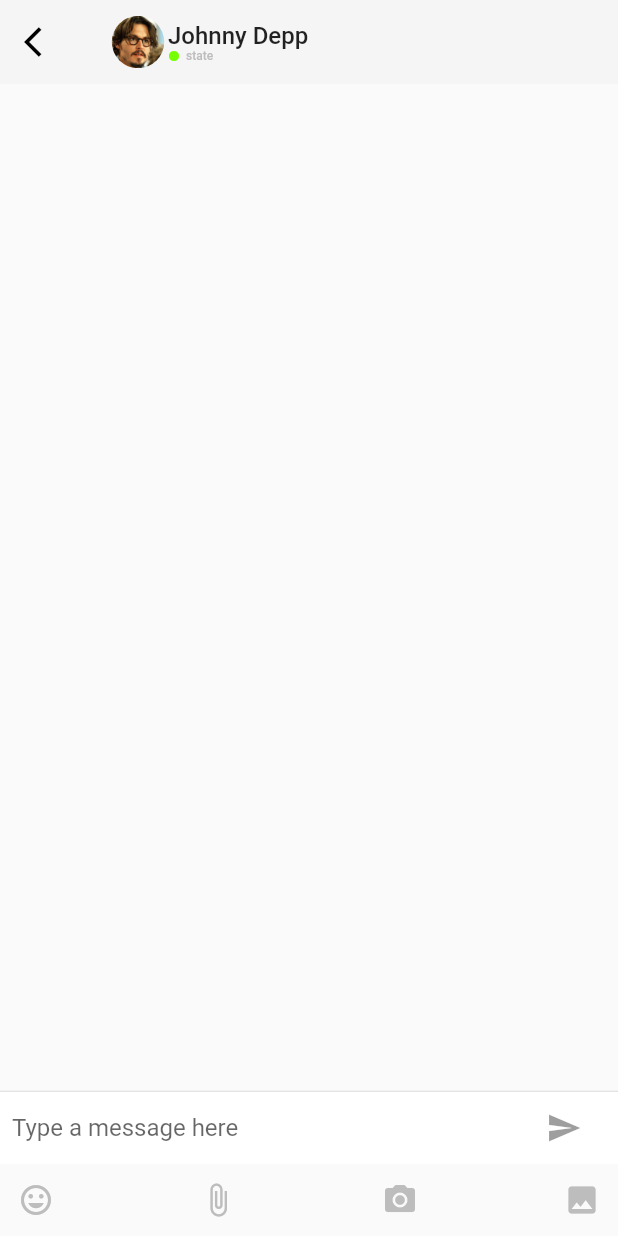
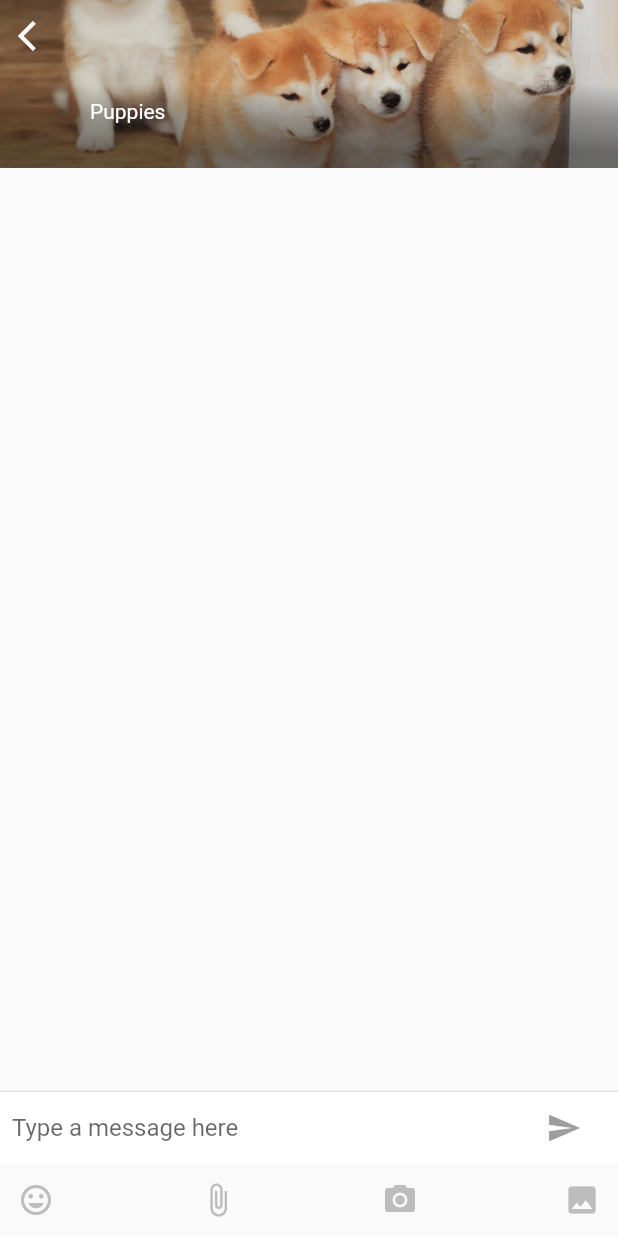
Before and after one commit to jhonatan247/my-community-app, a Flutter app: the Chat screen opened by its route, on a phone screen of 412 x 824 dp. Run offline on Flutter 3.47's test engine with Material 2 defaults, Android fonts, the phone set to English and light mode, and no system bars; Roboto replaces fonts that are missing (bold).

Commit message:
Group bar added

```diff
--- a/lib/ui/chat.dart
+++ b/lib/ui/chat.dart
@@ -2,18 +2,26 @@ import 'package:flutter/material.dart';
 import 'package:flutter/foundation.dart';
 import 'package:flutter/cupertino.dart';
 import 'package:my_community/ui/personal_chat_bar.dart';
+import 'package:my_community/ui/group_chat_bar.dart';
 
 const String _name = "User Name";
 
 class Chat extends StatefulWidget {
+  final Map<String, dynamic> _properties;
+
+  Chat({@required properties}) : _properties = properties;
+
   @override
-  _ChatState createState() => _ChatState();
+  _ChatState createState() => _ChatState(properties: _properties);
 }
 
 class _ChatState extends State<Chat> with TickerProviderStateMixin {
   final List<ChatMessage> _messages = <ChatMessage>[];
   final TextEditingController _textController = TextEditingController();
   bool _isComposing = false;
+  final Map<String, dynamic> _properties;
+
+  _ChatState({@required properties}) : _properties = properties;
 
   void _handleSubmited(String text) {
     _textController.clear();
@@ -72,10 +80,10 @@ class _ChatState extends State<Chat> with TickerProviderStateMixin {
   @override
   Widget build(BuildContext context) {
     return Scaffold(
-      appBar: PersonalChatBar(
+      appBar: GroupChatBar(
         properties: {
-          "friendName": "Johnny Depp",
-          "imageUrl": "images/johnny.jpg"
+          "groupName": "Puppies",
+          "imageUrl": "images/puppies.jpg"
         },
       ),
       body: Container(
--- a/lib/ui/group_chat_bar.dart
+++ b/lib/ui/group_chat_bar.dart
@@ -1,19 +1,81 @@
 import 'package:flutter/material.dart';
 
-class GroupChatBar extends StatefulWidget {
+class GroupChatBar extends StatefulWidget implements PreferredSizeWidget {
   final Map<String, dynamic> _properties;
 
   GroupChatBar({@required properties}) : _properties = properties;
+
   @override
   _GroupChatBarState createState() =>
       _GroupChatBarState(properties: _properties);
+
+  @override
+  Size get preferredSize {
+    return Size.fromHeight(2 * 56.0);
+  }
 }
 
 class _GroupChatBarState extends State<GroupChatBar> {
   final Map<String, dynamic> _properties;
+
   _GroupChatBarState({@required properties}) : _properties = properties;
+
   @override
   Widget build(BuildContext context) {
-    return Container();
+    return Stack(
+      children: <Widget>[
+        Container(
+          child: Material(
+            child: Image.asset(
+              _properties["imageUrl"],
+              fit: BoxFit.cover,
+            ),
+          ),
+          constraints: BoxConstraints.expand(),
+        ),
+        Container(
+          child: Column(
+            children: <Widget>[
+              Container(
+                child: IconButton(
+                  icon: Icon(Icons.arrow_back_ios),
+                  onPressed: () => Navigator.of(context).pop(),
+                  color: Colors.white,
+                ),
+                alignment: Alignment.topLeft,
+              ),
+              Expanded(
+                child: Container(
+                  child: Text(
+                    _properties["groupName"],
+                    style: TextStyle(
+                      fontSize: 14.0,
+                      color: Colors.white,
+                      fontFamily: "bold",
+                    ),
+                  ),
+                  alignment: Alignment.bottomLeft,
+                  padding: EdgeInsets.only(left: 60.0, bottom: 30.0),
+                ),
+              )
+            ],
+          ),
+          decoration: BoxDecoration(
+            gradient: LinearGradient(
+              begin: Alignment.topCenter,
+              end: Alignment.bottomCenter,
+              stops: [0.5, 0.6, 0.7, 0.8, 0.9],
+              colors: <Color>[
+                Colors.black12,
+                Colors.black26,
+                Colors.black38,
+                Colors.black45,
+                Colors.black54,
+              ],
+            ),
+          ),
+        ),
+      ],
+    );
   }
 }
--- a/lib/ui/personal_chat_bar.dart
+++ b/lib/ui/personal_chat_bar.dart
@@ -10,7 +10,6 @@ class PersonalChatBar extends StatefulWidget implements PreferredSizeWidget {
       _PersonalChatBarState(properties: _properties);
 
   @override
-  // TODO: implement preferredSize
   Size get preferredSize {
     return Size.fromHeight(56.0);
   }
```
Also changed, not shown: images/puppies.jpg (added).
